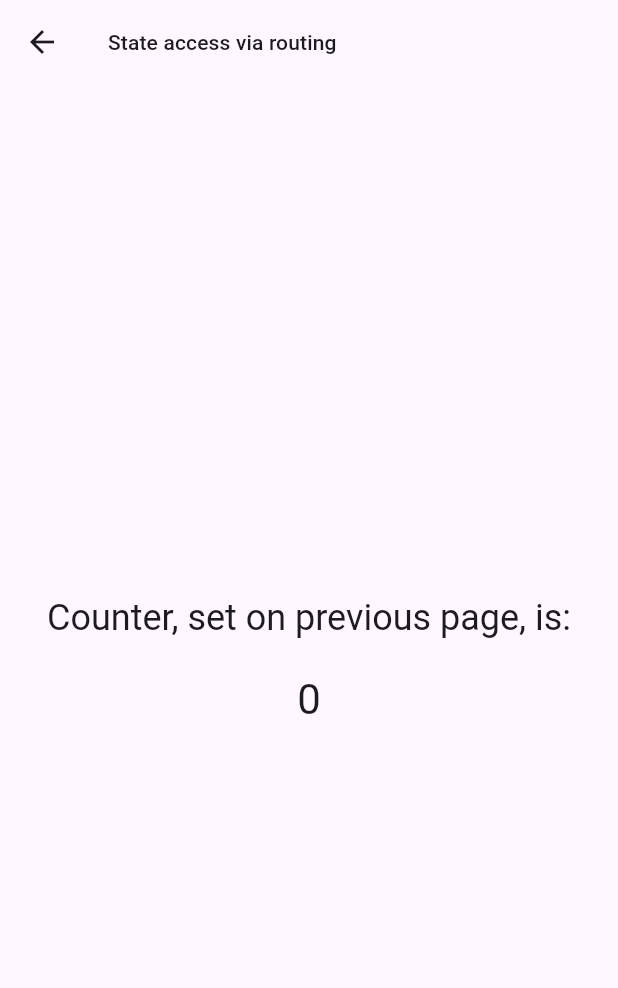
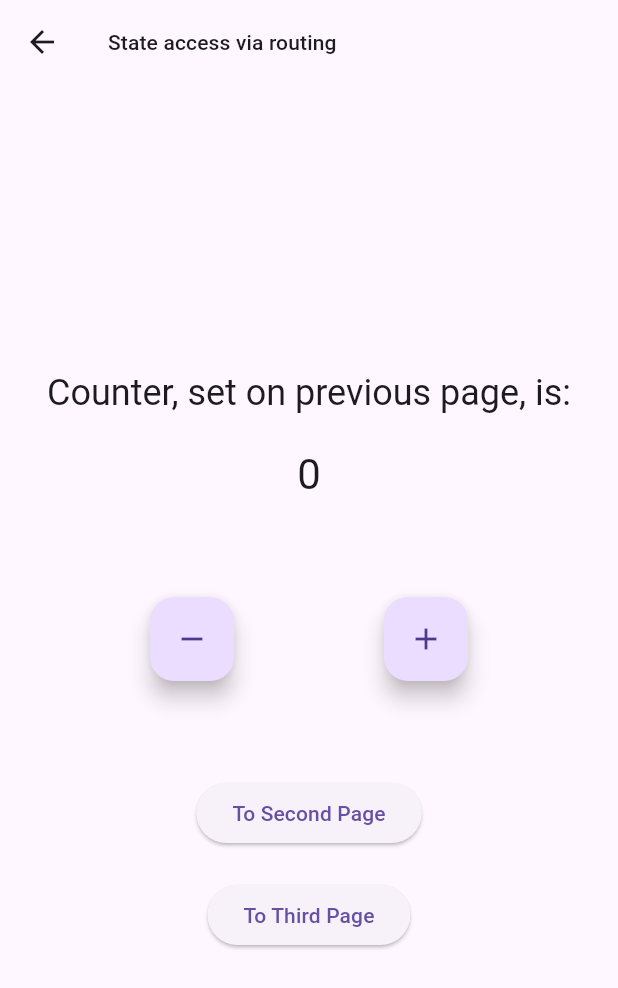
Before and after one commit to RamanGodun/Bloc-Cubit-playground-Counters-App-, a Flutter app: the ShowMeCounter screen opened by its route, on a phone screen of 412 x 824 dp. Shown: the top 988 px of the screen. Run offline on Flutter 3.47's test engine with Material 3 defaults, Android fonts, the phone set to English and light mode, and no system bars; our stand-ins replace bloc, bloc_concurrency, equatable, flutter_bloc, google_fonts, hydrated_bloc.

Commit message:
refactor: refactor route access feature

```diff
--- a/lib/core/app_constants/app_strings.dart
+++ b/lib/core/app_constants/app_strings.dart
@@ -3,8 +3,8 @@ abstract class AppStrings {
   // 🏠 App Titles
   static const String appBarTitleForContextAccessPage =
       'State access via routing';
-  static const String appIsOnBloc = 'App is on BLoC now';
-  static const String appIsOnCubit = 'App is on Cubit now';
+  static const String appIsOnBloc = 'Features mostly on BLoC now';
+  static const String appIsOnCubit = 'Features mostly on Cubit now';
   static const String appTitle = 'BLoC & Cubit';
   static const String blocAccessPageTitle = 'State Access Page';
   static const String counterPageTitleOnBloc = 'Counter is on Bloc now';
--- a/lib/core/exports/cubits_and_blocs_exports.dart
+++ b/lib/core/exports/cubits_and_blocs_exports.dart
@@ -29,3 +29,6 @@ export '../../features/counter/counter_on_cubit/counter_cubit.dart';
 /// 🎨 Color-Dependent Feature Cubits
 export '../../features/counter_depends_on_color/color_on_cubit/color_cubit.dart';
 export '../../features/counter_depends_on_color/counter_on_cubit/counter_which_depends_on_color_cubit.dart';
+
+/// 🌐 For Route Access feature Cubit
+export '../../features/cubit_access/counter_for_route_access/route_access_cubit.dart';
--- a/lib/core/routing/route_names.dart
+++ b/lib/core/routing/route_names.dart
@@ -33,4 +33,13 @@ class RouteNames {
 
   /// 🚦 Navigation to "Other Page"
   static const String otherPage = '/counterPage/otherPage';
+
+  /// 🚏 Route Access Feature - Home
+  static const String routeAccessHome = '/routeAccess';
+
+  /// 🟥 Route Access Feature - Second Page
+  static const String routeAccessSecond = '/routeAccess/second';
+
+  /// 🟩 Route Access Feature - Third Page
+  static const String routeAccessThird = '/routeAccess/third';
 }
--- a/lib/core/routing/routes_for_app.dart
+++ b/lib/core/routing/routes_for_app.dart
@@ -1,6 +1,9 @@
 import 'package:flutter/material.dart';
 import 'package:flutter_bloc/flutter_bloc.dart';
 
+import '../../features/cubit_access/_route_access_home_page.dart';
+import '../../features/cubit_access/second_page.dart';
+import '../../features/cubit_access/third_page.dart';
 import '../../presentation/pages/theme_page.dart';
 import '../exports/cubits_and_blocs_exports.dart';
 import 'route_names.dart';
@@ -16,12 +19,10 @@ import '../../presentation/pages/home_page.dart';
 import '../../presentation/pages/other_page.dart';
 
 /// 🚦 [AppRoutes] provides a centralized navigation management for the app.
-///
 /// Uses [onGenerateRoute] to handle all navigation requests safely and efficiently,
 /// ensuring type safety and modularity in routing.
 class AppRoutes {
   /// 🛣️ [onGenerateRoute] dynamically generates the route based on [RouteSettings].
-  ///
   /// This approach provides flexibility and reduces the risk of misrouting
   /// by avoiding hardcoded navigation strings scattered throughout the app.
   static Route<dynamic> onGenerateRoute(RouteSettings settings) {
@@ -48,11 +49,33 @@ class AppRoutes {
         return _buildRoute(const BlocAccessPage());
 
       case RouteNames.blocAccessCounter:
-        return _buildRouteWithBlocProvider<CounterOnCubit>(
-          contextBuilder: (context) => BlocProvider.of<CounterOnCubit>(context),
+        return _buildRouteWithBlocProvider<RouteAccessCounterCubit>(
+          contextBuilder: (context) =>
+              BlocProvider.of<RouteAccessCounterCubit>(context),
           child: const ShowMeCounter(),
         );
 
+      ///
+      case RouteNames.routeAccessHome:
+        return _buildRouteWithBlocProvider<RouteAccessCounterCubit>(
+          contextBuilder: (context) =>
+              BlocProvider.of<RouteAccessCounterCubit>(context),
+          child: const RouteAccessHomePage(),
+        );
+      case RouteNames.routeAccessSecond:
+        return _buildRouteWithBlocProvider<RouteAccessCounterCubit>(
+          contextBuilder: (context) =>
+              BlocProvider.of<RouteAccessCounterCubit>(context),
+          child: const RouteAccessSecondPage(),
+        );
+      case RouteNames.routeAccessThird:
+        return _buildRouteWithBlocProvider<RouteAccessCounterCubit>(
+          contextBuilder: (context) =>
+              BlocProvider.of<RouteAccessCounterCubit>(context),
+          child: const RouteAccessThirdPage(),
+        );
+
+      ///
       case RouteNames.counterEventTransformerDemo:
         return _buildRoute(const CounterWithEventTransformerHandling());
 
@@ -62,7 +85,6 @@ class AppRoutes {
   }
 
   /// 📦 Builds a standard [MaterialPageRoute] for the provided [widget].
-  ///
   /// This method centralizes the route creation process and keeps the navigation
   /// logic clean and consistent across the application.
   static MaterialPageRoute _buildRoute(Widget widget) {
@@ -70,7 +92,6 @@ class AppRoutes {
   }
 
   /// 🌐 Builds a [MaterialPageRoute] with an existing [BlocProvider].
-  ///
   /// Useful for pages that depend on an existing BLoC or Cubit instance.
   /// It ensures the current state is maintained and prevents unnecessary rebuilds.
   static MaterialPageRoute
--- /dev/null
+++ b/lib/features/cubit_access/counter_for_route_access/route_access_state.dart
@@ -0,0 +1,27 @@
+part of 'route_access_cubit.dart';
+
+class RouteAccessCounterState extends Equatable {
+  final int counter;
+  final bool? wasIncremented;
+
+  const RouteAccessCounterState({
+    required this.counter,
+    this.wasIncremented,
+  });
+
+  factory RouteAccessCounterState.initial() =>
+      const RouteAccessCounterState(counter: 0);
+
+  RouteAccessCounterState copyWith({
+    int? counter,
+    bool? wasIncremented,
+  }) {
+    return RouteAccessCounterState(
+      counter: counter ?? this.counter,
+      wasIncremented: wasIncremented,
+    );
+  }
+
+  @override
+  List<Object?> get props => [counter, wasIncremented];
+}
--- a/lib/features/cubit_access/cubit_access_page.dart
+++ b/lib/features/cubit_access/cubit_access_page.dart
@@ -11,7 +11,7 @@ import '../../core/app_constants/app_strings.dart';
 import '../../core/utilities/helpers.dart';
 
 /* State Management */
-import '../counter/counter_on_cubit/counter_cubit.dart';
+import 'counter_for_route_access/route_access_cubit.dart';
 
 /* UI Components */
 import '../../presentation/widgets/custom_elevated_button.dart';
@@ -50,7 +50,8 @@ class BlocAccessPage extends StatelessWidget {
           /// ➕ Directly increments the counter using `AppFloatingActionButton`
           AppFloatingActionButton(
             icon: AppConstants.addIcon,
-            onPressed: () => context.read<CounterOnCubit>().increment(),
+            onPressed: () =>
+                context.read<RouteAccessCounterCubit>().increment(),
             heroTag: AppStrings.incrementButton,
           ),
         ],
--- a/lib/features/cubit_access/show_counter_page.dart
+++ b/lib/features/cubit_access/show_counter_page.dart
@@ -2,8 +2,8 @@ import 'package:flutter/material.dart';
 import 'package:flutter_bloc/flutter_bloc.dart';
 
 import '../../core/exports/core_config_export.dart';
-import '../counter/counter_on_cubit/counter_cubit.dart';
 import '../../presentation/widgets/text_widget.dart';
+import 'counter_for_route_access/route_access_cubit.dart';
 
 /// 🟢 `ShowMeCounter` displays the current counter value using Cubit state management.
 class ShowMeCounter extends StatelessWidget {
@@ -14,14 +14,26 @@ class ShowMeCounter extends StatelessWidget {
     return Scaffold(
       appBar: AppBar(
         title: const TextWidget(
-            AppStrings.appBarTitleForContextAccessPage, TextType.titleSmall),
+          AppStrings.appBarTitleForContextAccessPage,
+          TextType.titleSmall,
         ),
-      body: Center(
-        child: BlocBuilder<CounterOnCubit, CounterOnCubitState>(
-          buildWhen: (previous, current) => previous.counter != current.counter,
+      ),
+      body: BlocConsumer<RouteAccessCounterCubit, RouteAccessCounterState>(
+        listener: (context, state) {
+          final wasInc = state.wasIncremented;
+          if (wasInc != null) {
+            final text = wasInc ? 'Incremented!' : 'Decremented!';
+            ScaffoldMessenger.of(context).showSnackBar(
+              SnackBar(
+                content: Text(text),
+                duration: const Duration(milliseconds: 300),
+              ),
+            );
+          }
+        },
         builder: (context, state) {
           return Column(
-              mainAxisSize: MainAxisSize.min,
+            mainAxisAlignment: MainAxisAlignment.center,
             spacing: AppConstants.largePadding,
             children: [
               const TextWidget(
@@ -29,11 +41,39 @@ class ShowMeCounter extends StatelessWidget {
                 TextType.smallHeadline,
               ),
               TextWidget('${state.counter}', TextType.headline),
+              const SizedBox(height: 24),
+              Row(
+                mainAxisAlignment: MainAxisAlignment.spaceEvenly,
+                children: [
+                  FloatingActionButton(
+                    heroTag: 'counter_dec',
+                    onPressed: () =>
+                        context.read<RouteAccessCounterCubit>().decrement(),
+                    child: const Icon(Icons.remove),
+                  ),
+                  FloatingActionButton(
+                    heroTag: 'counter_inc',
+                    onPressed: () =>
+                        context.read<RouteAccessCounterCubit>().increment(),
+                    child: const Icon(Icons.add),
+                  ),
+                ],
+              ),
+              const SizedBox(height: 24),
+              ElevatedButton(
+                onPressed: () =>
+                    Helpers.pushNamed(context, RouteNames.routeAccessSecond),
+                child: const Text('To Second Page'),
+              ),
+              ElevatedButton(
+                onPressed: () =>
+                    Helpers.pushNamed(context, RouteNames.routeAccessThird),
+                child: const Text('To Third Page'),
+              ),
             ],
           );
         },
       ),
-      ),
     );
   }
 }
--- a/lib/main.dart
+++ b/lib/main.dart
@@ -6,6 +6,7 @@ import 'package:path_provider/path_provider.dart';
 
 import 'core/exports/core_config_export.dart';
 import 'core/exports/cubits_and_blocs_exports.dart';
+
 
 void main() async {
   WidgetsFlutterBinding.ensureInitialized();
@@ -47,6 +48,7 @@ class StateManagementProvider extends StatelessWidget {
         /// 🟧 Cubit Providers
         BlocProvider(create: (_) => AppSettingsOnCubit()),
         BlocProvider(create: (_) => CounterOnCubit()),
+        BlocProvider(create: (_) => RouteAccessCounterCubit()),
         BlocProvider(create: (_) => ColorOnCubit()),
         BlocProvider(
           create: (context) => CounterCubitWhichDependsOnColorCubit(
```
Also changed, not shown: lib/features/cubit_access/_route_access_home_page.dart (added, +68 -0 lines), lib/features/cubit_access/counter_for_route_access/route_access_cubit.dart (added, +22 -0 lines), lib/features/cubit_access/second_page.dart (added, +47 -0 lines), lib/features/cubit_access/third_page.dart (added, +47 -0 lines). Lines whose indentation alone changed are shown as unchanged.
